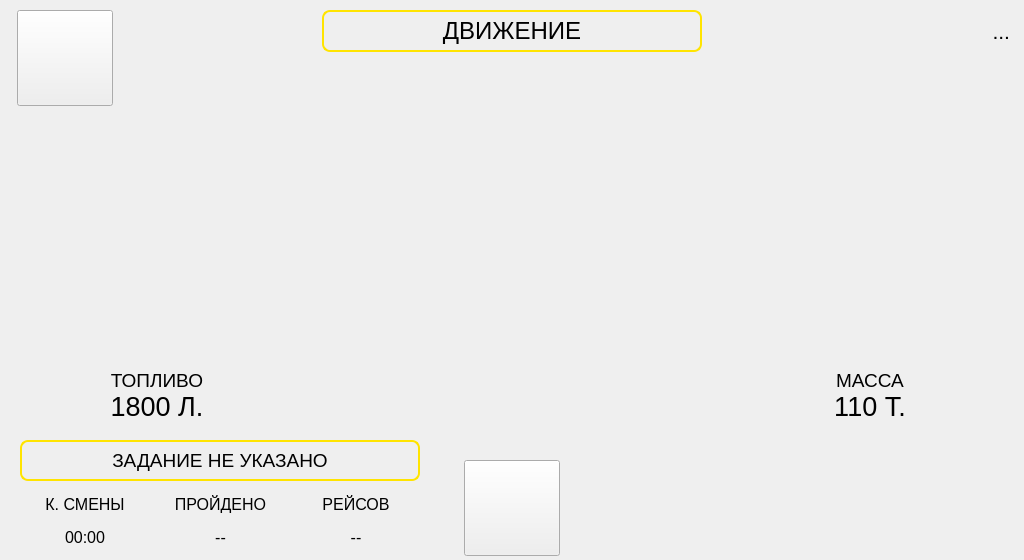
Above: src/KbAis.OpenPit.Firmware.App.View.Dmp/opf/app/view/dmp/screens/main/main_view.ui from KB-AIS/kbais-openpit-firmware before the change. Below: the same form after it.
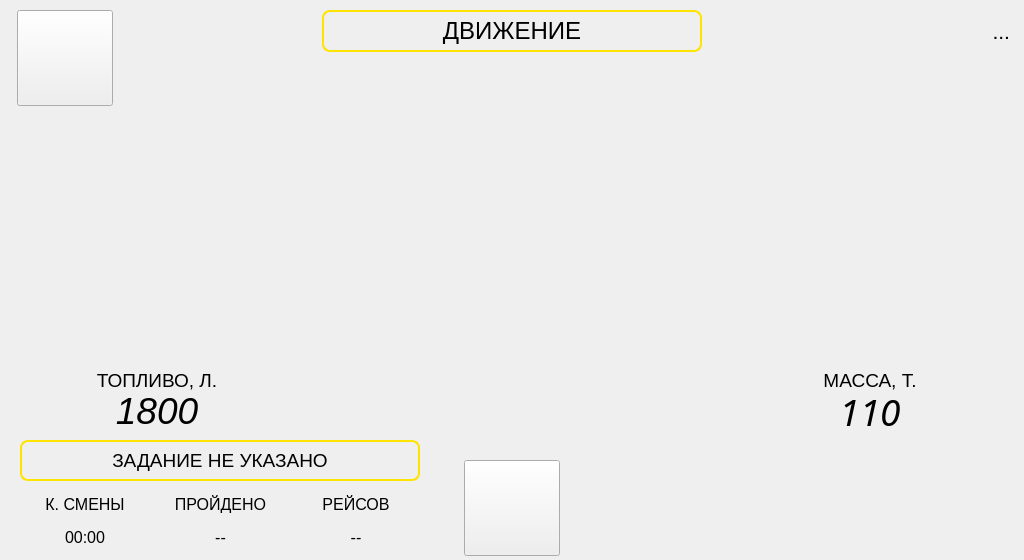
That is the form after the change. Icons and pictures are not drawn. Custom widgets are drawn as their Qt base class.

What changed in the file:
```diff
--- a/src/KbAis.OpenPit.Firmware.App.View.Dmp/opf/app/view/dmp/screens/main/main_view.ui
+++ b/src/KbAis.OpenPit.Firmware.App.View.Dmp/opf/app/view/dmp/screens/main/main_view.ui
@@ -236,7 +236,7 @@
     </font>
    </property>
    <property name="text">
-    <string>МАССА</string>
+    <string>МАССА, Т.</string>
    </property>
    <property name="alignment">
     <set>Qt::AlignCenter</set>
@@ -257,7 +257,7 @@
     </font>
    </property>
    <property name="text">
-    <string>ТОПЛИВО</string>
+    <string>ТОПЛИВО, Л.</string>
    </property>
    <property name="alignment">
     <set>Qt::AlignCenter</set>
@@ -437,16 +437,17 @@
      <x>17</x>
      <y>390</y>
      <width>280</width>
-     <height>32</height>
+     <height>42</height>
     </rect>
    </property>
    <property name="font">
     <font>
-     <pointsize>20</pointsize>
+     <pointsize>28</pointsize>
+     <italic>true</italic>
     </font>
    </property>
    <property name="text">
-    <string>1800 Л.</string>
+    <string>1800</string>
    </property>
    <property name="alignment">
     <set>Qt::AlignCenter</set>
@@ -458,16 +459,18 @@
      <x>730</x>
      <y>390</y>
      <width>280</width>
-     <height>32</height>
+     <height>42</height>
     </rect>
    </property>
    <property name="font">
     <font>
-     <pointsize>20</pointsize>
+     <family>Digital-7 Mono</family>
+     <pointsize>28</pointsize>
+     <italic>true</italic>
     </font>
    </property>
    <property name="text">
-    <string>110 Т.</string>
+    <string>110</string>
    </property>
    <property name="alignment">
     <set>Qt::AlignCenter</set>
```
Left out of the diff: 32 changed lines with no effect on the pictures.
